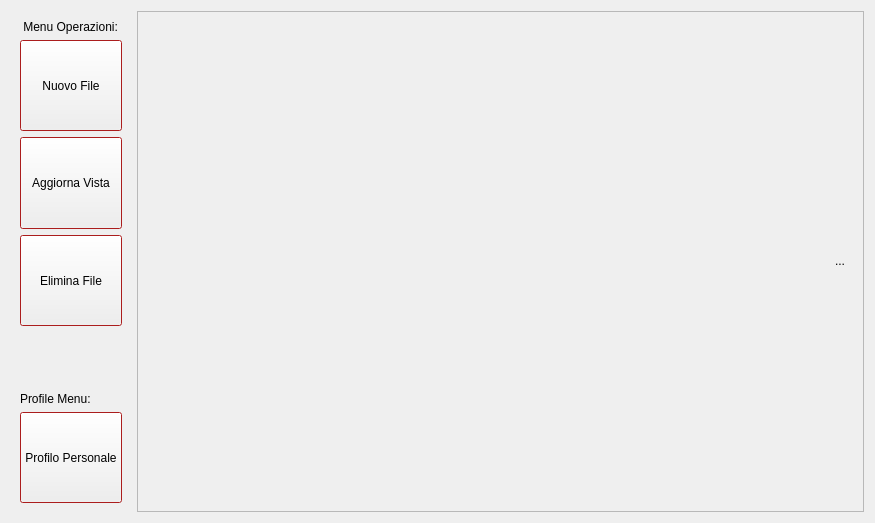
First picture: the form in Login/homepage.ui, repository cosimo265598/Edilive, before the edit.
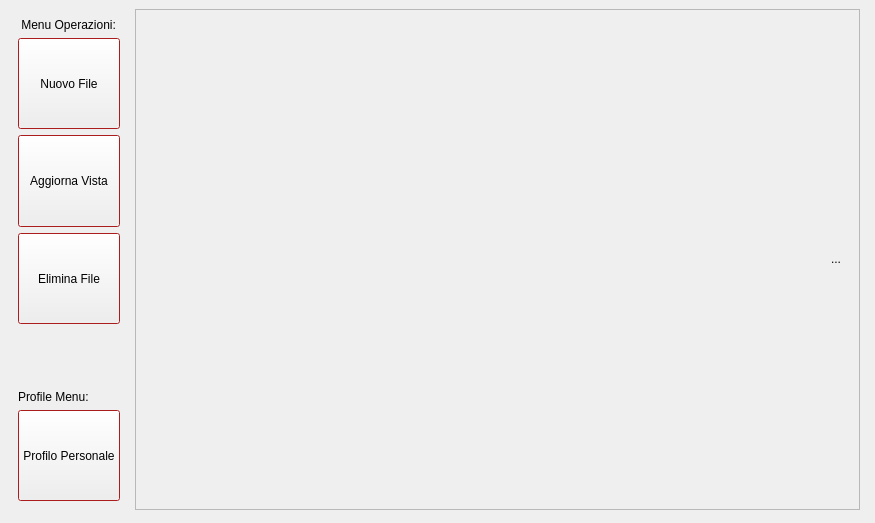
Second picture: the form after the edit.

Commit message: integration homepage file explorer through signal/slot mechanism via stacked wrapper class

Diff of the .ui file:
```diff
--- a/Login/homepage.ui
+++ b/Login/homepage.ui
@@ -13,6 +13,15 @@
   <property name="windowTitle">
    <string>Form</string>
   </property>
+  <widget class="QWidget" name="horizontalLayoutWidget">
+   <property name="geometry">
+    <rect>
+     <x>9</x>
+     <y>9</y>
+     <width>851</width>
+     <height>501</height>
+    </rect>
+   </property>
   <layout class="QHBoxLayout" name="horizontalLayout">
    <item>
     <widget class="QWidget" name="sidebar" native="true">
@@ -209,8 +218,8 @@
        <rect>
         <x>0</x>
         <y>0</y>
-        <width>703</width>
-        <height>503</height>
+         <width>695</width>
+         <height>497</height>
        </rect>
       </property>
       <layout class="QGridLayout" name="gridLayout_3">
@@ -260,6 +269,7 @@
     </widget>
    </item>
   </layout>
+  </widget>
  </widget>
  <resources/>
  <connections/>
```
Lines whose indentation alone changed are shown as unchanged. The commit also changes 10 other files.
